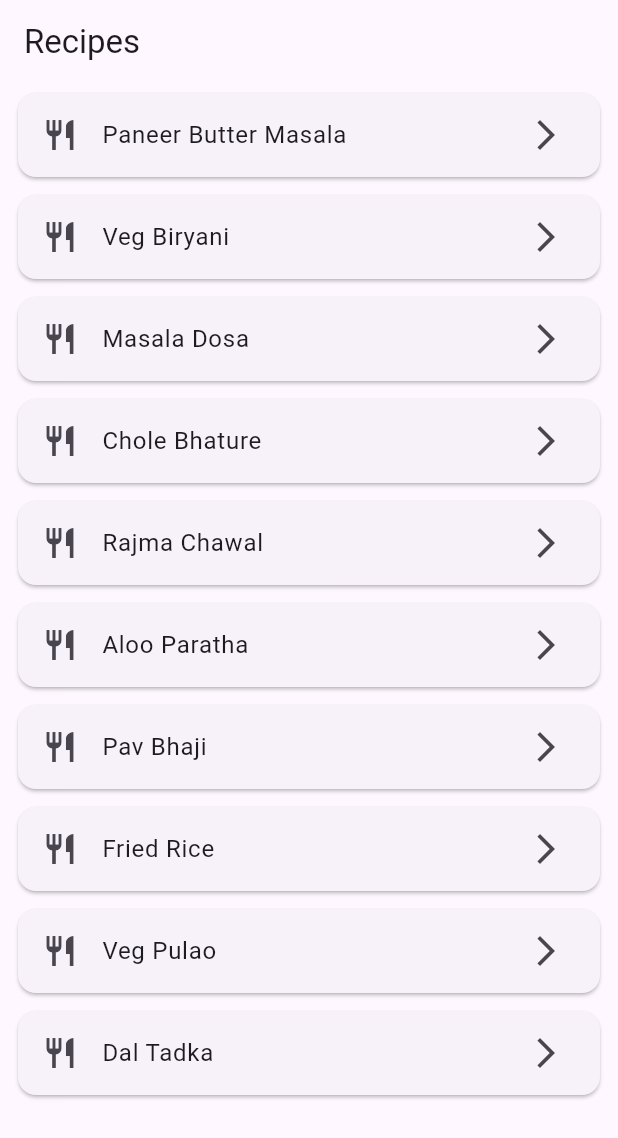
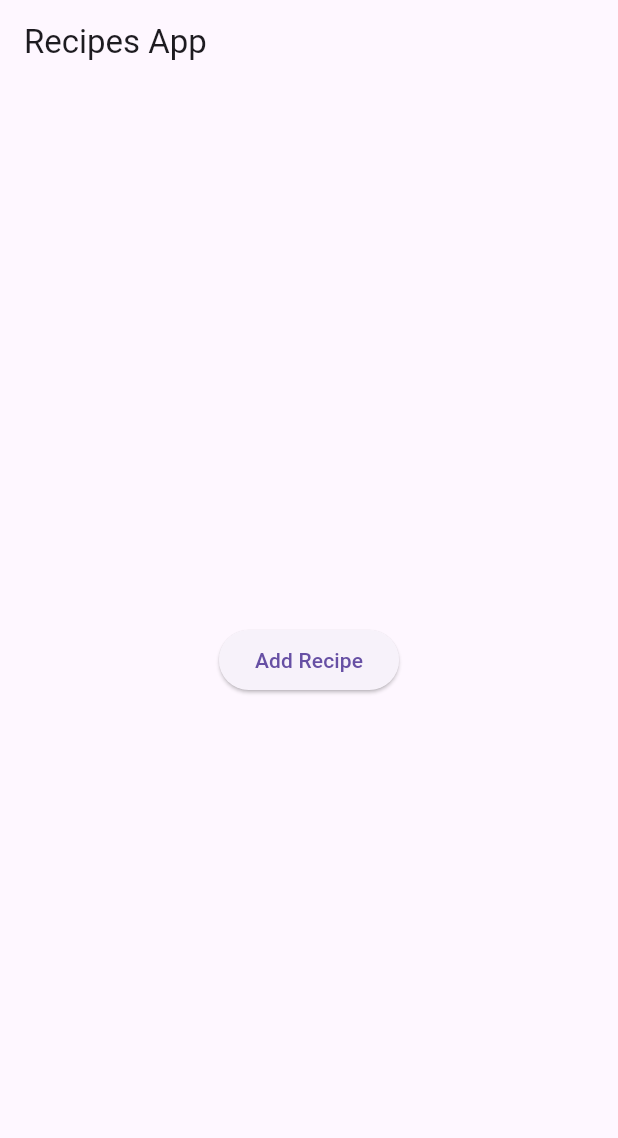
Before and after one commit to ronakrajupadhyay/Flutter2, a Flutter app: the screen it shows after launch, on a phone screen of 412 x 824 dp. Shown: the top 1138 px of the screen. Run offline on Flutter 3.47's test engine with Material 3 defaults, Android fonts, the phone set to English and light mode, and no system bars.

Commit message:
feat: create add recipe form with validation

```diff
--- a/lib/main.dart
+++ b/lib/main.dart
@@ -1,6 +1,5 @@
 import 'package:flutter/material.dart';
-import 'recipe_card.dart';
-import 'recipe_detail_page.dart';
+import 'add_recipe_page.dart';
 
 void main() {
   runApp(const MyApp());
@@ -11,52 +10,32 @@ class MyApp extends StatelessWidget {
 
   @override
   Widget build(BuildContext context) {
-    return MaterialApp(
+    return const MaterialApp(
       debugShowCheckedModeBanner: false,
-      title: 'Recipes App',
-      initialRoute: '/',
-      routes: {
-        '/': (context) => const RecipeListPage(),
-        '/detail': (context) => const RecipeDetailPage(),
-      },
+      home: HomePage(),
     );
   }
 }
 
-class RecipeListPage extends StatelessWidget {
-  const RecipeListPage({super.key});
-
-  final List<String> recipes = const [
-    "Paneer Butter Masala",
-    "Veg Biryani",
-    "Masala Dosa",
-    "Chole Bhature",
-    "Rajma Chawal",
-    "Aloo Paratha",
-    "Pav Bhaji",
-    "Fried Rice",
-    "Veg Pulao",
-    "Dal Tadka",
-  ];
+class HomePage extends StatelessWidget {
+  const HomePage({super.key});
 
   @override
   Widget build(BuildContext context) {
     return Scaffold(
-      appBar: AppBar(title: const Text("Recipes")),
-      body: ListView.builder(
-        itemCount: recipes.length,
-        itemBuilder: (context, index) {
-          return RecipeCard(
-            recipeName: recipes[index],
-            onTap: () {
-              Navigator.pushNamed(
-                context,
-                '/detail',
-                arguments: recipes[index], // 👈 passing data
-              );
-            },
-          );
-        },
+      appBar: AppBar(title: const Text("Recipes App")),
+      body: Center(
+        child: ElevatedButton(
+          child: const Text("Add Recipe"),
+          onPressed: () {
+            Navigator.push(
+              context,
+              MaterialPageRoute(
+                builder: (context) => const AddRecipePage(),
+              ),
+            );
+          },
+        ),
       ),
     );
   }
```
Also changed, not shown: lib/add_recipe_page.dart (added, +112 -0 lines).
